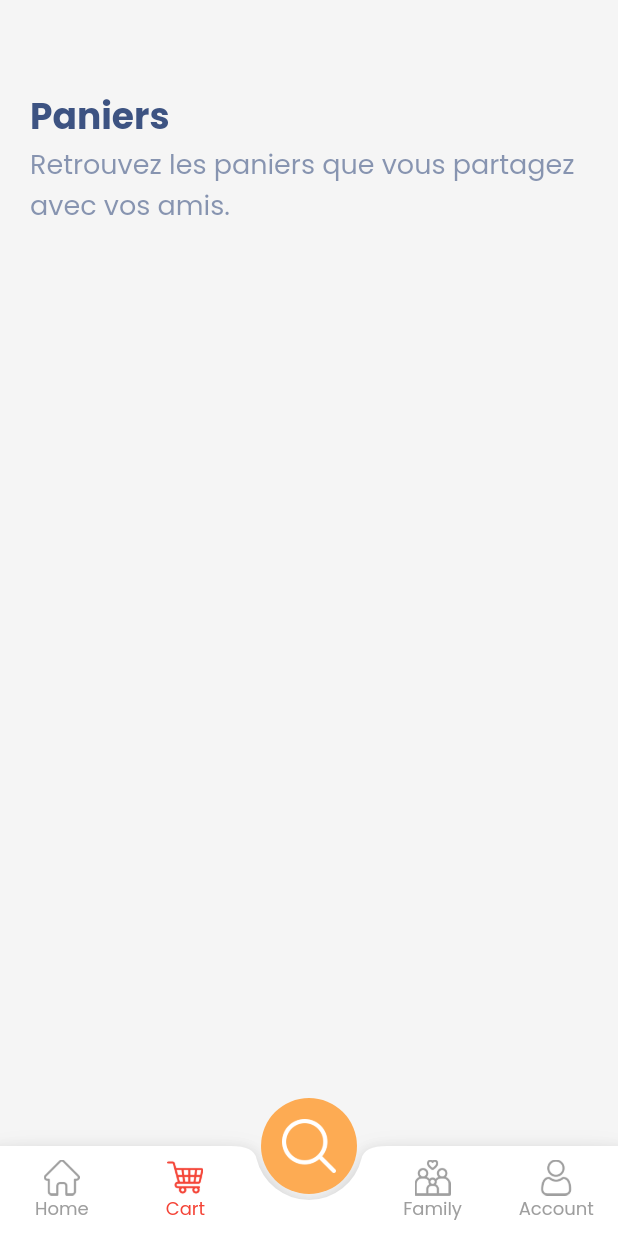
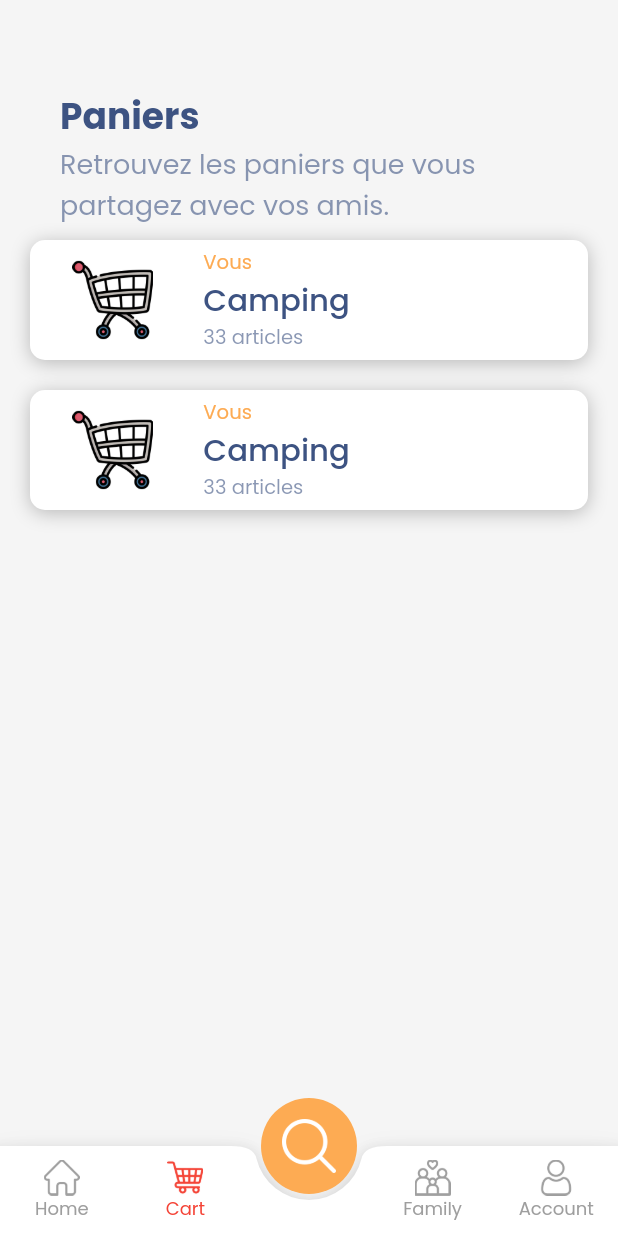
Before and after one commit to BaptisteLecat/shophouseAPP, a Flutter app: the RootPage screen opened directly, item 2 of the bottom bar chosen, on a phone screen of 412 x 824 dp. Run offline on Flutter 3.47's test engine with Material 2 defaults, Android fonts, the phone set to English and light mode, and no system bars; our stand-ins replace firebase_auth, firebase_core, flutter_svg, shared_preferences; accounts and stored records are empty.

Commit message:
Display CartCard

```diff
--- a/lib/screens/cart/CartPage.dart
+++ b/lib/screens/cart/CartPage.dart
@@ -1,4 +1,5 @@
 import 'package:flutter/material.dart';
+import 'package:shophouse/screens/cart/components/CartCard.dart';
 
 class CartPage extends StatefulWidget {
   const CartPage({Key? key}) : super(key: key);
@@ -34,11 +35,11 @@ class _CartPageState extends State<CartPage> {
     return LayoutBuilder(
       builder: (context, constraint) {
         return SingleChildScrollView(
-          padding: EdgeInsets.only(top: 60),
+          padding: EdgeInsets.only(top: 60, left: 20, right: 20),
           child: Column(
             mainAxisSize: MainAxisSize.min,
             mainAxisAlignment: MainAxisAlignment.spaceBetween,
-            children: <Widget>[_generateHeader()],
+            children: <Widget>[_generateHeader(), CartCard(), CartCard()],
           ),
         );
       },
--- /dev/null
+++ b/lib/screens/cart/components/CartCard.dart
@@ -0,0 +1,90 @@
+import 'package:flutter/material.dart';
+import 'package:shophouse/common/constant/colors.dart';
+
+class CartCard extends StatefulWidget {
+  const CartCard({Key? key}) : super(key: key);
+
+  @override
+  _CartCardState createState() => _CartCardState();
+}
+
+class _CartCardState extends State<CartCard> {
+  @override
+  Widget build(BuildContext context) {
+    return Container(
+      padding: EdgeInsets.all(5),
+      margin: EdgeInsets.symmetric(vertical: 10),
+      height: 80,
+      decoration: BoxDecoration(
+        boxShadow: [
+          BoxShadow(
+            color: Colors.black.withOpacity(0.25),
+            spreadRadius: 0,
+            blurRadius: 10,
+            offset: Offset(0, 2), // changes position of shadow
+          ),
+        ],
+        color: Colors.white,
+        borderRadius: BorderRadius.all(Radius.circular(10)),
+      ),
+      child: Row(
+        children: [
+          Expanded(
+            flex: 2,
+            child: Padding(
+              padding: EdgeInsets.all(8),
+              child: Image.asset('assets/images/cart/036-shopping cart.png'),
+            ),
+          ),
+          SizedBox(
+            width: 10,
+          ),
+          Flexible(
+              flex: 5,
+              child: FittedBox(
+                fit: BoxFit.fitHeight,
+                child: Column(
+                  mainAxisSize: MainAxisSize.min,
+                  mainAxisAlignment: MainAxisAlignment.center,
+                  crossAxisAlignment: CrossAxisAlignment.start,
+                  children: [
+                    FittedBox(
+                        fit: BoxFit.fitHeight,
+                        child: Text(
+                          "Vous",
+                          style: Theme.of(context)
+                              .textTheme
+                              .bodyText1!
+                              .copyWith(
+                                  color: primaryColor,
+                                  fontWeight: FontWeight.w400),
+                        )),
+                    FittedBox(
+                      fit: BoxFit.fitHeight,
+                      child: Text(
+                        "Camping",
+                        style: Theme.of(context)
+                            .textTheme
+                            .headline4!
+                            .copyWith(fontWeight: FontWeight.w500),
+                      ),
+                    ),
+                    FittedBox(
+                        fit: BoxFit.fitHeight,
+                        child: Text(
+                          "33 articles",
+                          style: Theme.of(context)
+                              .textTheme
+                              .bodyText1!
+                              .copyWith(
+                                  color: secondaryColorLessOpacity,
+                                  fontWeight: FontWeight.w400),
+                        )),
+                  ],
+                ),
+              ))
+        ],
+      ),
+    );
+  }
+}
```
